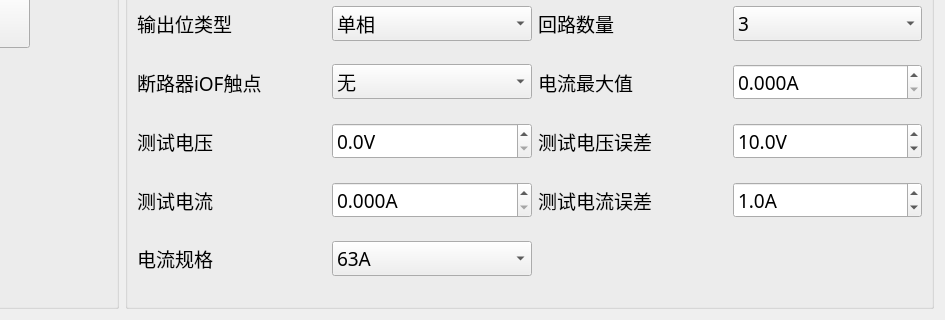
Old version of the form ProductEvalTool/qc-busbar/setups/setting.ui in the repository ChinaClever/ProductEvalTool; both pictures show x 242 to 1187 and y 489 to 809 of the 1187 by 809 pixel window.
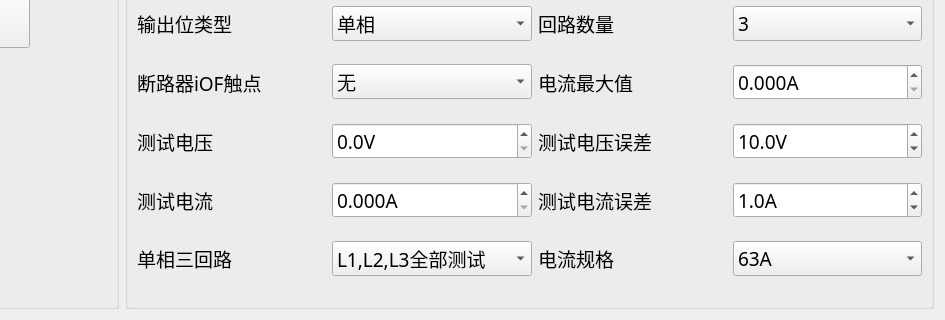
New version of the form.

Commit message: 单相单输出位

What changed in the file:
```diff
--- a/ProductEvalTool/qc-busbar/setups/setting.ui
+++ b/ProductEvalTool/qc-busbar/setups/setting.ui
@@ -809,11 +809,42 @@
       <item row="5" column="0">
        <widget class="QLabel" name="label_20">
         <property name="text">
-         <string>电流规格</string>
+         <string>单相三回路</string>
         </property>
        </widget>
       </item>
       <item row="5" column="1">
+       <widget class="QComboBox" name="testItemBox">
+        <item>
+         <property name="text">
+          <string>L1,L2,L3全部测试</string>
+         </property>
+        </item>
+        <item>
+         <property name="text">
+          <string>只测试L1</string>
+         </property>
+        </item>
+        <item>
+         <property name="text">
+          <string>只测试L2</string>
+         </property>
+        </item>
+        <item>
+         <property name="text">
+          <string>只测试L3</string>
+         </property>
+        </item>
+       </widget>
+      </item>
+      <item row="5" column="2">
+       <widget class="QLabel" name="label_24">
+        <property name="text">
+         <string>电流规格</string>
+        </property>
+       </widget>
+      </item>
+      <item row="5" column="3">
        <widget class="QComboBox" name="curSpecBox">
         <item>
          <property name="text">
```
Left out of the diff: 5 changed lines with no effect on the pictures. The commit also changes 5 other files.
